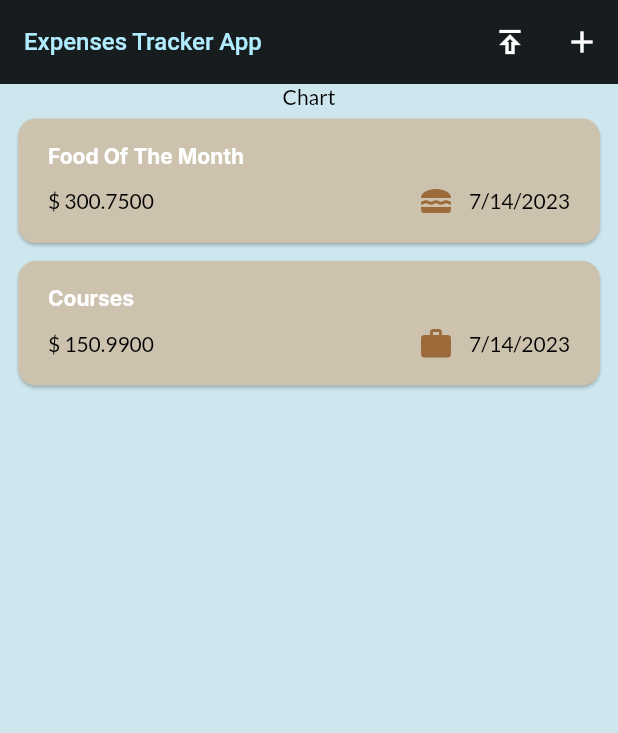
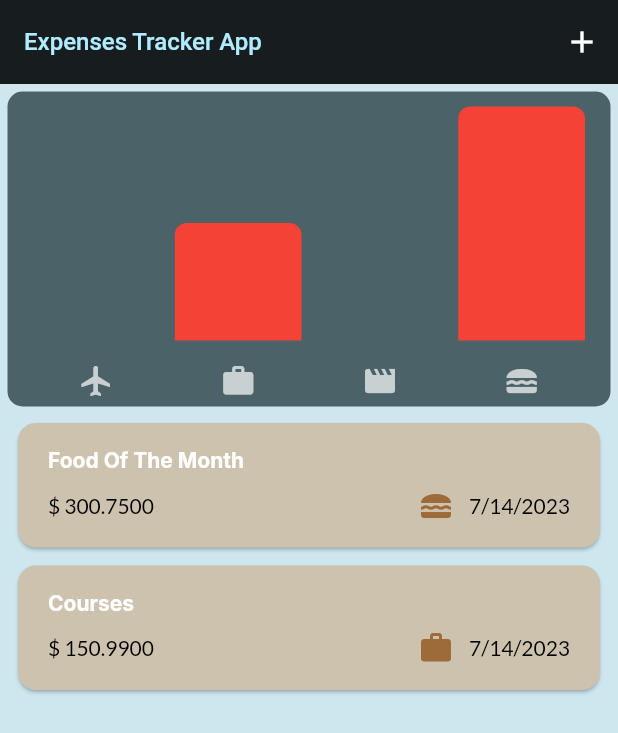
Before and after one commit to husz13/Expense_Tracker, a Flutter app: the screen it shows after launch, on a phone screen of 412 x 824 dp. Shown: the top 733 px of the screen. Run offline on Flutter 3.47's test engine with Material 2 defaults, Android fonts, the phone set to English and light mode, and no system bars; our stand-ins replace google_fonts.

Commit message:
Adding Chart component

```diff
--- a/lib/models/expense_model.dart
+++ b/lib/models/expense_model.dart
@@ -35,11 +35,18 @@ class ExpenseBucket {
   ExpenseBucket({required this.category, required this.expenseList});
   final List<ExpenseModel> expenseList;
   final Category category;
-  get totalExpense {
+  double get totalExpense {
     // ignore: unused_local_variable
     double sum = 0;
     for (final expense in expenseList) {
       sum += expense.amount;
     }
+    return sum;
   }
+
+  ExpenseBucket.ofCategory(
+      {required List<ExpenseModel> totalExpenseList, required this.category})
+      : expenseList = (totalExpenseList
+            .where((expense) => expense.category == category)
+            .toList());
 }
--- /dev/null
+++ b/lib/widgets/chart/chart.dart
@@ -0,0 +1,82 @@
+import 'package:expense_tracker/models/expense_model.dart';
+import 'package:expense_tracker/widgets/chart/chart_bar.dart';
+import 'package:flutter/material.dart';
+
+class Chart extends StatelessWidget {
+  Chart({super.key, required this.expensesList});
+  final List<ExpenseModel> expensesList;
+  double maxAmount(List<ExpenseBucket> buckets) {
+    var max = 0.0;
+    for (final bucket in buckets) {
+      if (max < bucket.totalExpense) max = bucket.totalExpense;
+    }
+
+    return max;
+  }
+
+  @override
+  Widget build(BuildContext context) {
+    final List<ExpenseBucket> buckets = [
+      ExpenseBucket.ofCategory(
+          totalExpenseList: expensesList, category: Category.travel),
+      ExpenseBucket.ofCategory(
+          totalExpenseList: expensesList, category: Category.work),
+      ExpenseBucket.ofCategory(
+          totalExpenseList: expensesList, category: Category.leisure),
+      ExpenseBucket.ofCategory(
+          totalExpenseList: expensesList, category: Category.food)
+    ];
+    final maxamount = maxAmount(buckets);
+
+    return Container(
+      decoration: BoxDecoration(
+          borderRadius: BorderRadius.circular(10),
+          color: Theme.of(context).colorScheme.secondary),
+      height: 210,
+      width: double.infinity,
+      padding: const EdgeInsets.symmetric(horizontal: 12),
+      margin: const EdgeInsets.all(5),
+      child: Column(
+        children: [
+          Expanded(
+            child: Row(
+              crossAxisAlignment: CrossAxisAlignment.end,
+              children: [
+                for (final bucket in buckets)
+                  ChartBar(
+                      fill: bucket.totalExpense / maxamount,
+                      category: bucket.category)
+              ],
+            ),
+          ),
+          Padding(
+            padding: const EdgeInsets.symmetric(vertical: 5),
+            child: Row(
+              children: buckets
+                  .map(
+                    (bucket) => Expanded(
+                      child: Icon(
+                        iconsList[bucket.category],
+                        color: Theme.of(context)
+                            .colorScheme
+                            .onSecondary
+                            .withOpacity(0.7),
+                      ),
+                    ),
+                  )
+                  .toList(),
+            ),
+          )
+        ],
+      ),
+      /*child: Column(
+        mainAxisSize: MainAxisSize.min,
+        children: [
+          Expanded(
+              child:
+                  Row(children: [ChartBar(height: 0.5, cateegory: category)])),
+        ],
+      ), */
+    );
+  }
+}
--- /dev/null
+++ b/lib/widgets/chart/chart_bar.dart
@@ -0,0 +1,25 @@
+import 'package:flutter/material.dart';
+import 'package:expense_tracker/models/expense_model.dart';
+
+class ChartBar extends StatelessWidget {
+  ChartBar({super.key, required this.fill, required this.category});
+  final double fill;
+  final Category category;
+  @override
+  Widget build(BuildContext context) {
+    return Expanded(
+      child: Padding(
+        padding: const EdgeInsets.symmetric(vertical: 10, horizontal: 5),
+        child: FractionallySizedBox(
+          heightFactor: fill,
+          child: const DecoratedBox(
+              decoration: BoxDecoration(
+                  color: Colors.red,
+                  shape: BoxShape.rectangle,
+                  borderRadius:
+                      BorderRadius.vertical(top: Radius.circular(8)))),
+        ),
+      ),
+    );
+  }
+}
--- a/lib/widgets/expenses.dart
+++ b/lib/widgets/expenses.dart
@@ -1,5 +1,6 @@
 import 'package:expense_tracker/data/shown_list.dart';
 import 'package:expense_tracker/main.dart';
+import 'package:expense_tracker/widgets/chart/chart.dart';
 import 'package:expense_tracker/widgets/expenses_list/expenses_list.dart';
 import 'package:expense_tracker/models/expense_model.dart';
 import 'package:expense_tracker/widgets/new_expense.dart';
@@ -86,18 +87,13 @@ class _ExpensesState extends State<Expenses> {
         title: const Text("Expenses Tracker App"),
         actions: [
           IconButton(
-              onPressed: () {
-                mainTheme = darkTheme;
-              },
-              icon: Icon(Icons.publish_outlined)),
-          IconButton(
               onPressed: _openAddExpenseOverlay, icon: const Icon(Icons.add))
         ],
       ),
       body: Column(
         mainAxisAlignment: MainAxisAlignment.center,
         children: [
-          const Text("Chart"),
+          Chart(expensesList: listOfExpenses),
           Expanded(child: mainContent),
         ],
       ),
```
